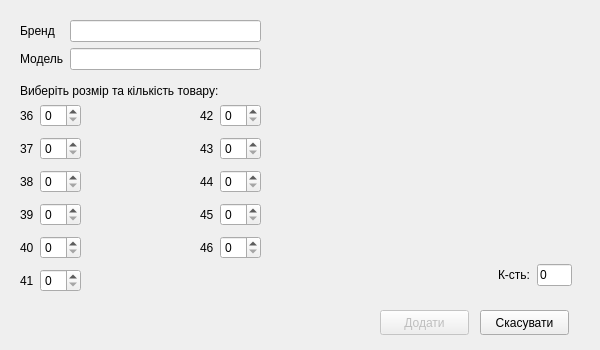
First picture: the form in addgoodsdialog.ui, repository moz6go/ShoesStore, before the edit.
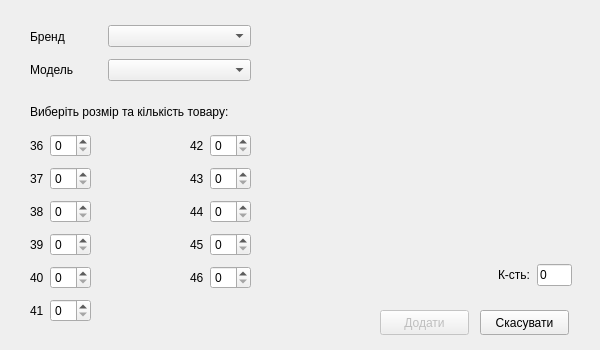
Second picture: the form after the edit.

Commit message: remove mapper from addgoodsdialog

The edit to the form file:
```diff
--- a/addgoodsdialog.ui
+++ b/addgoodsdialog.ui
@@ -57,10 +57,10 @@
   <widget class="QLabel" name="text_lbl">
    <property name="geometry">
     <rect>
-     <x>20</x>
-     <y>80</y>
+     <x>30</x>
+     <y>86</y>
      <width>221</width>
-     <height>21</height>
+     <height>51</height>
     </rect>
    </property>
    <property name="text">
@@ -156,9 +156,9 @@
   <widget class="QWidget" name="layoutWidget3">
    <property name="geometry">
     <rect>
-     <x>20</x>
-     <y>100</y>
-     <width>241</width>
+     <x>30</x>
+     <y>130</y>
+     <width>221</width>
      <height>200</height>
     </rect>
    </property>
@@ -335,40 +335,32 @@
   <widget class="QWidget" name="">
    <property name="geometry">
     <rect>
-     <x>20</x>
+     <x>30</x>
      <y>20</y>
-     <width>241</width>
-     <height>52</height>
+     <width>221</width>
+     <height>61</height>
     </rect>
    </property>
    <layout class="QGridLayout" name="gridLayout_2">
-    <item row="0" column="0">
+    <item row="0" column="0" rowspan="2">
      <widget class="QLabel" name="label_3">
       <property name="text">
        <string>Бренд</string>
       </property>
      </widget>
     </item>
-    <item row="0" column="1">
-     <widget class="QLineEdit" name="brand_le">
-      <property name="readOnly">
-       <bool>true</bool>
-      </property>
-     </widget>
-    </item>
-    <item row="1" column="0">
+    <item row="2" column="0">
      <widget class="QLabel" name="label">
       <property name="text">
        <string>Модель</string>
       </property>
      </widget>
     </item>
-    <item row="1" column="1">
-     <widget class="QLineEdit" name="model_le">
-      <property name="readOnly">
-       <bool>true</bool>
-      </property>
-     </widget>
+    <item row="0" column="1" rowspan="2" colspan="2">
+     <widget class="QComboBox" name="brand_cb"/>
+    </item>
+    <item row="2" column="1" colspan="2">
+     <widget class="QComboBox" name="model_cb"/>
     </item>
    </layout>
   </widget>
```
The commit also changes 5 other files.
